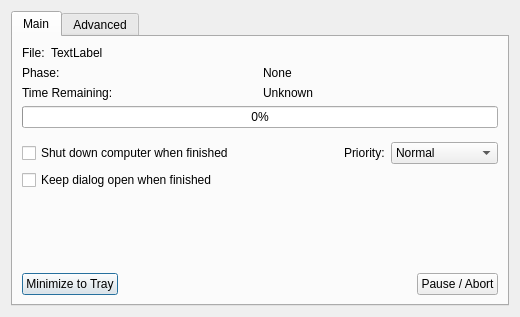
First picture: the form in avidemux/qt4/ADM_userInterfaces/ADM_dialog/encoding.ui, repository mean00/avidemux2, before the edit.
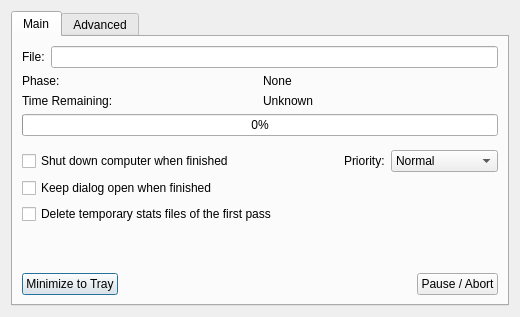
Second picture: the form after the edit.

Commit message: [Q_encoding] add delete temporary files option + finalize filename displaying

```diff
--- a/avidemux/qt4/ADM_userInterfaces/ADM_dialog/encoding.ui
+++ b/avidemux/qt4/ADM_userInterfaces/ADM_dialog/encoding.ui
@@ -58,17 +58,7 @@
           </widget>
          </item>
          <item>
-          <widget class="QLabel" name="labelFN">
-           <property name="sizePolicy">
-            <sizepolicy hsizetype="Expanding" vsizetype="Preferred">
-             <horstretch>0</horstretch>
-             <verstretch>0</verstretch>
-            </sizepolicy>
-           </property>
-           <property name="text">
-            <string notr="true">TextLabel</string>
-           </property>
-          </widget>
+          <widget class="QLineEdit" name="lineEditFN"/>
          </item>
         </layout>
        </item>
@@ -217,6 +207,30 @@
          </item>
         </layout>
        </item>
+       <item>
+        <layout class="QHBoxLayout" name="horizontalLayout">
+         <item>
+          <widget class="QCheckBox" name="checkBoxDeleteStats">
+           <property name="text">
+            <string>Delete temporary stats files of the first pass</string>
+           </property>
+          </widget>
+         </item>
+         <item>
+          <spacer name="horizontalSpacer">
+           <property name="orientation">
+            <enum>Qt::Horizontal</enum>
+           </property>
+           <property name="sizeHint" stdset="0">
+            <size>
+             <width>40</width>
+             <height>20</height>
+            </size>
+           </property>
+          </spacer>
+         </item>
+        </layout>
+       </item>
        <item>
         <spacer name="verticalSpacer2">
          <property name="orientation">
```
The commit also changes 3 other files.
